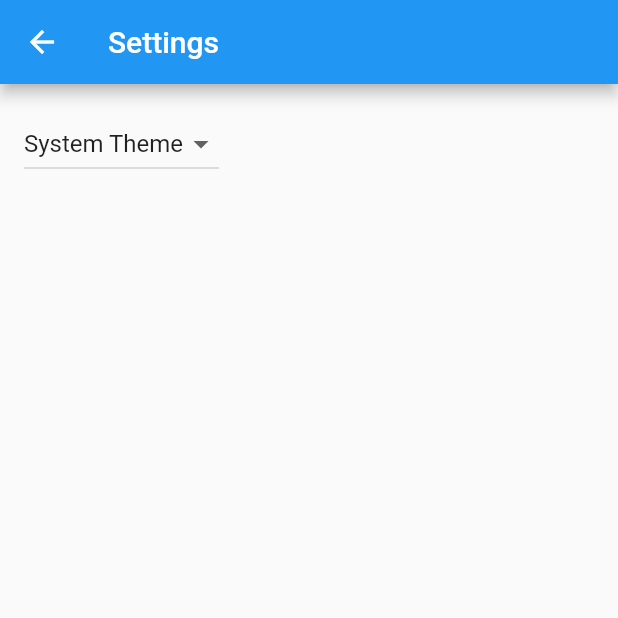
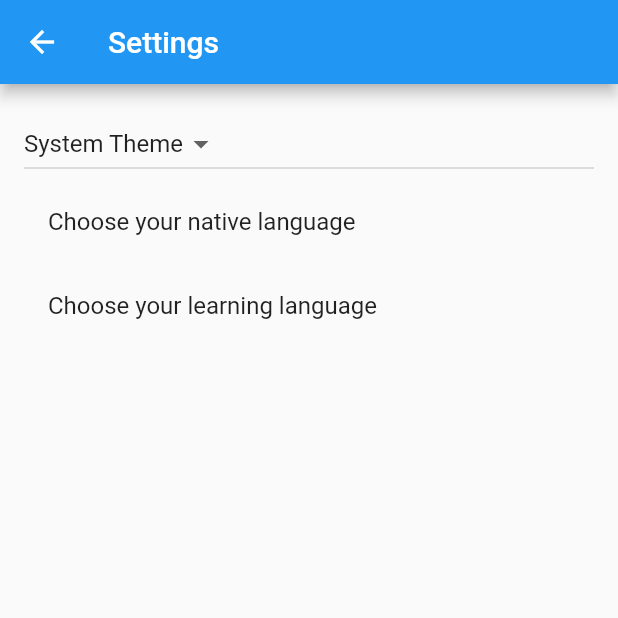
Before and after one commit to ubershmekel/yatt, a Flutter app: the SettingsView screen opened by its route, on a phone screen of 412 x 824 dp, the top half of it. Run offline on Flutter 3.47's test engine with Material 2 defaults, Android fonts, the phone set to English and light mode, and no system bars; our stand-ins replace flutter_tts, shared_preferences, speech_to_text; accounts and stored records are empty; generated files the repository leaves out were written again.

Commit message:
Reselect languages to work with

```diff
--- a/yout/lib/src/settings/settings_view.dart
+++ b/yout/lib/src/settings/settings_view.dart
@@ -1,4 +1,5 @@
 import 'package:flutter/material.dart';
+import 'package:yout/src/language_select/language_item_list_view.dart';
 
 import 'settings_controller.dart';
 
@@ -19,13 +20,14 @@ class SettingsView extends StatelessWidget {
       appBar: AppBar(
         title: const Text('Settings'),
       ),
-      body: Padding(
+      body: ListView(
         padding: const EdgeInsets.all(16),
         // Glue the SettingsController to the theme selection DropdownButton.
         //
         // When a user selects a theme from the dropdown list, the
         // SettingsController is updated, which rebuilds the MaterialApp.
-        child: DropdownButton<ThemeMode>(
+        children: [
+          DropdownButton<ThemeMode>(
             // Read the selected themeMode from the controller
             value: controller.themeMode,
             // Call the updateThemeMode method any time the user selects a theme.
@@ -45,6 +47,23 @@ class SettingsView extends StatelessWidget {
               )
             ],
           ),
+          ListTile(
+              title: const Text('Choose your native language'),
+              onTap: () {
+                Navigator.restorablePushNamed(
+                  context,
+                  "/${LanguageItemListView.modeNative}",
+                );
+              }),
+          ListTile(
+              title: const Text('Choose your learning language'),
+              onTap: () {
+                Navigator.restorablePushNamed(
+                  context,
+                  "/${LanguageItemListView.modeLearn}",
+                );
+              }),
+        ],
       ),
     );
   }
```
Lines whose indentation alone changed are shown as unchanged.
